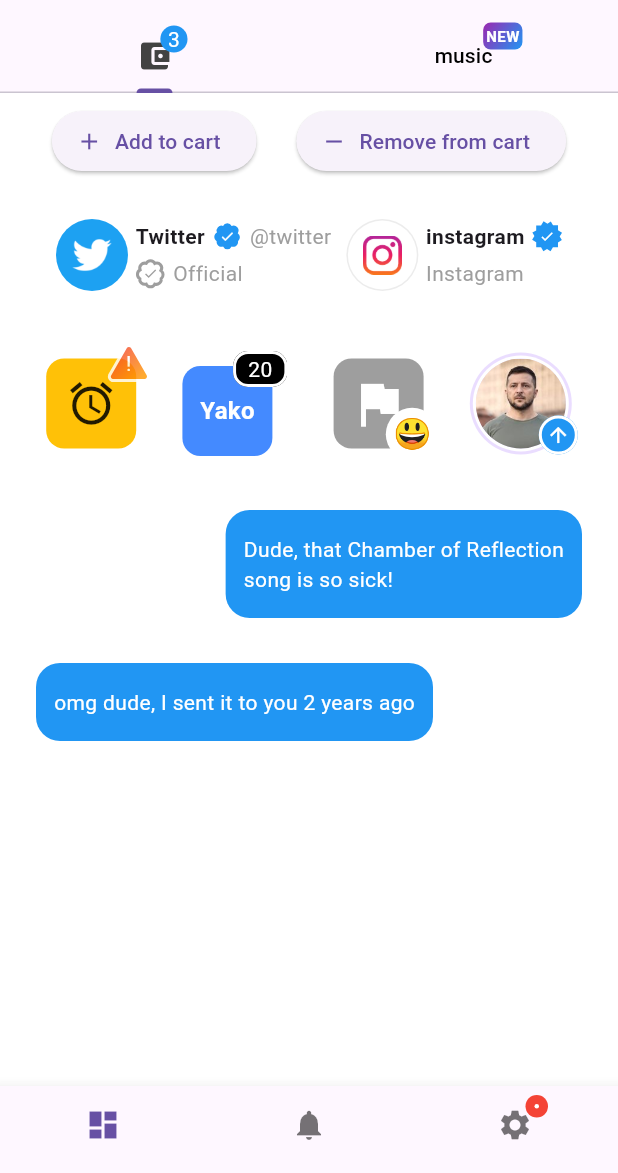
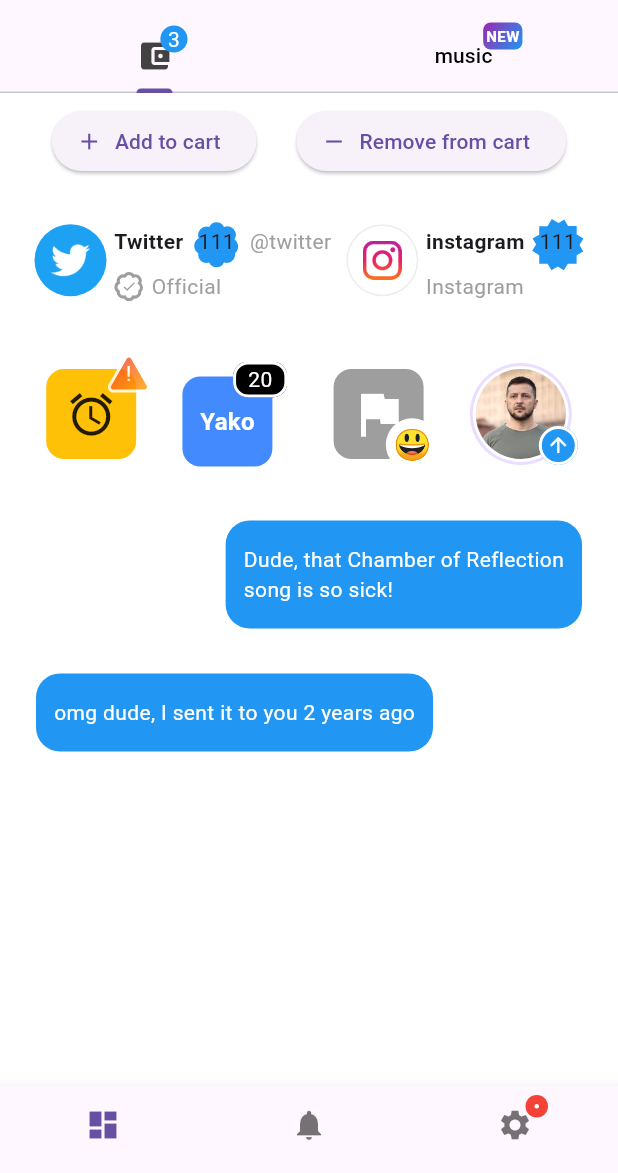
Before and after one commit to yako-dev/flutter_badges, a Flutter app: the screen it shows after launch, after a tap on "Add to cart", on a phone screen of 412 x 824 dp, the part 63-1236 px from its top. Run offline on Flutter 3.47's test engine with Material 2 defaults, Android fonts, the phone set to English and light mode, and no system bars.

Commit message:
Update custom painter for all custom shapes to set fixed-size proportions

```diff
--- a/example/lib/alarm_app.dart
+++ b/example/lib/alarm_app.dart
@@ -37,8 +37,7 @@ class _AlarmAppState extends State<AlarmApp> {
       badgeContent: Container(
           width: 20,
           height: 20,
-          child: Padding(
-            padding: const EdgeInsets.only(left: 8),
+          child: Center(
             child: Text(
               '!',
               style: TextStyle(color: Colors.white),
--- a/example/lib/instagram_verified_account.dart
+++ b/example/lib/instagram_verified_account.dart
@@ -55,11 +55,7 @@ class InstagramVerifiedAccount extends StatelessWidget {
                 SizedBox(width: 5),
                 badges.Badge(
                   badgeAnimation: badges.BadgeAnimation.fade(toAnimate: false),
-                  badgeContent: Icon(
-                    Icons.check,
-                    color: Colors.white,
-                    size: 10,
-                  ),
+                  badgeContent: Text('111'),
                   badgeStyle: badges.BadgeStyle(
                     shape: badges.BadgeShape.instagram,
                     badgeColor: Colors.blue,
--- a/example/lib/twitter_verified_account.dart
+++ b/example/lib/twitter_verified_account.dart
@@ -31,11 +31,7 @@ class TwitterVerifiedAccount extends StatelessWidget {
                 SizedBox(width: 5),
                 badges.Badge(
                   badgeAnimation: badges.BadgeAnimation.fade(toAnimate: false),
-                  badgeContent: Icon(
-                    Icons.check,
-                    color: Colors.white,
-                    size: 10,
-                  ),
+                  badgeContent: Text('111'),
                   badgeStyle: badges.BadgeStyle(
                     shape: badges.BadgeShape.twitter,
                     badgeColor: Colors.blue,
--- a/lib/src/painters/instagram_badge_shape_painter.dart
+++ b/lib/src/painters/instagram_badge_shape_painter.dart
@@ -1,3 +1,5 @@
+import 'dart:math' as math;
+
 import 'package:badges/badges.dart';
 import 'package:badges/src/utils/gradient_utils.dart';
 import 'package:flutter/material.dart';
@@ -21,6 +23,10 @@ class InstagramBadgeShapePainter extends CustomPainter {
     final width = size.width;
     final height = size.height;
 
+    final double maxSize = math.max(width, height);
+
+    canvas.clipRect(Offset.zero & Size(maxSize, maxSize));
+
     Path path = Path();
     Paint paint = Paint();
     Paint paintBorder = Paint();
@@ -28,8 +34,8 @@ class InstagramBadgeShapePainter extends CustomPainter {
     if (badgeGradient != null) {
       paint.shader = GradientUtils.getGradientShader(
         badgeGradient: badgeGradient!,
-        width: width,
-        height: height,
+        width: maxSize,
+        height: maxSize,
       );
     }
     paintBorder
@@ -41,36 +47,36 @@ class InstagramBadgeShapePainter extends CustomPainter {
     if (borderGradient != null) {
       paintBorder.shader = GradientUtils.getGradientShader(
         badgeGradient: borderGradient!,
-        width: width,
-        height: height,
+        width: maxSize,
+        height: maxSize,
       );
     }
 
-    path.moveTo(width * 0.14, height * 0.14);
-    path.lineTo(width * 0.3, height * 0.14);
-    path.lineTo(width * 0.385, 0);
-    path.lineTo(width * 0.515, height * 0.08);
-    path.lineTo(width * 0.627, height * 0.012);
-    path.lineTo(width * 0.7, height * 0.134);
-    path.lineTo(width * 0.867, height * 0.134);
-    path.lineTo(width * 0.867, height * 0.3);
-    path.lineTo(width, height * 0.38);
-    path.lineTo(width * 0.922, height * 0.505);
-    path.lineTo(width * 0.995, height * 0.629);
-    path.lineTo(width * 0.866, height * 0.706);
-    path.lineTo(width * 0.866, height * 0.868);
-    path.lineTo(width * 0.697, height * 0.868);
-    path.lineTo(width * 0.618, height * 0.996);
-    path.lineTo(width * 0.5, height * 0.924);
-    path.lineTo(width * 0.379, height * 0.996);
-    path.lineTo(width * 0.302, height * 0.868);
-    path.lineTo(width * 0.14, height * 0.868);
-    path.lineTo(width * 0.14, height * 0.702);
-    path.lineTo(width * 0.004, height * 0.618);
-    path.lineTo(width * 0.08, height * 0.494);
-    path.lineTo(width * 0.012, height * 0.379);
-    path.lineTo(width * 0.14, height * 0.306);
-    path.lineTo(width * 0.14, height * 0.14);
+    path.moveTo(maxSize * 0.14, maxSize * 0.14);
+    path.lineTo(maxSize * 0.3, maxSize * 0.14);
+    path.lineTo(maxSize * 0.385, 0);
+    path.lineTo(maxSize * 0.515, maxSize * 0.08);
+    path.lineTo(maxSize * 0.627, maxSize * 0.012);
+    path.lineTo(maxSize * 0.7, maxSize * 0.134);
+    path.lineTo(maxSize * 0.867, maxSize * 0.134);
+    path.lineTo(maxSize * 0.867, maxSize * 0.3);
+    path.lineTo(maxSize, maxSize * 0.38);
+    path.lineTo(maxSize * 0.922, maxSize * 0.505);
+    path.lineTo(maxSize * 0.995, maxSize * 0.629);
+    path.lineTo(maxSize * 0.866, maxSize * 0.706);
+    path.lineTo(maxSize * 0.866, maxSize * 0.868);
+    path.lineTo(maxSize * 0.697, maxSize * 0.868);
+    path.lineTo(maxSize * 0.618, maxSize * 0.996);
+    path.lineTo(maxSize * 0.5, maxSize * 0.924);
+    path.lineTo(maxSize * 0.379, maxSize * 0.996);
+    path.lineTo(maxSize * 0.302, maxSize * 0.868);
+    path.lineTo(maxSize * 0.14, maxSize * 0.868);
+    path.lineTo(maxSize * 0.14, maxSize * 0.702);
+    path.lineTo(maxSize * 0.004, maxSize * 0.618);
+    path.lineTo(maxSize * 0.08, maxSize * 0.494);
+    path.lineTo(maxSize * 0.012, maxSize * 0.379);
+    path.lineTo(maxSize * 0.14, maxSize * 0.306);
+    path.lineTo(maxSize * 0.14, maxSize * 0.14);
 
     paint.color = color!;
     canvas.drawPath(path, paint);
--- a/lib/src/painters/triangle_badge_shape_painter.dart
+++ b/lib/src/painters/triangle_badge_shape_painter.dart
@@ -1,3 +1,5 @@
+import 'dart:math' as math;
+
 import 'package:badges/badges.dart';
 import 'package:badges/src/utils/gradient_utils.dart';
 import 'package:flutter/material.dart';
@@ -21,6 +23,10 @@ class TriangleBadgeShapePainter extends CustomPainter {
     final width = size.width;
     final height = size.height;
 
+    final double maxSize = math.max(width, height);
+
+    canvas.clipRect(Offset.zero & Size(maxSize, maxSize));
+
     Path path = Path();
     Paint paint = Paint();
     Paint paintBorder = Paint();
@@ -28,8 +34,8 @@ class TriangleBadgeShapePainter extends CustomPainter {
     if (badgeGradient != null) {
       paint.shader = GradientUtils.getGradientShader(
         badgeGradient: badgeGradient!,
-        width: width,
-        height: height,
+        width: maxSize,
+        height: maxSize,
       );
     }
     paintBorder
@@ -41,21 +47,21 @@ class TriangleBadgeShapePainter extends CustomPainter {
     if (borderGradient != null) {
       paintBorder.shader = GradientUtils.getGradientShader(
         badgeGradient: borderGradient!,
-        width: width,
-        height: height,
+        width: maxSize,
+        height: maxSize,
       );
     }
     path
-      ..moveTo(width * 0.132, height * 0.888)
-      ..arcToPoint(Offset(width * 0.075, height * 0.772),
-          radius: Radius.circular(height * 0.09))
-      ..lineTo(width * 0.428, height * 0.156)
-      ..arcToPoint(Offset(width * 0.582, height * 0.156),
-          radius: Radius.circular(height * 0.09))
-      ..lineTo(width * 0.928, height * 0.756)
-      ..arcToPoint(Offset(width * 0.868, height * 0.888),
-          radius: Radius.circular(height * 0.09))
-      ..lineTo(width * 0.132, height * 0.888);
+      ..moveTo(maxSize * 0.132, maxSize * 0.888)
+      ..arcToPoint(Offset(maxSize * 0.075, maxSize * 0.772),
+          radius: Radius.circular(maxSize * 0.09))
+      ..lineTo(maxSize * 0.428, maxSize * 0.156)
+      ..arcToPoint(Offset(maxSize * 0.582, maxSize * 0.156),
+          radius: Radius.circular(maxSize * 0.09))
+      ..lineTo(maxSize * 0.928, maxSize * 0.756)
+      ..arcToPoint(Offset(maxSize * 0.868, maxSize * 0.888),
+          radius: Radius.circular(maxSize * 0.09))
+      ..lineTo(maxSize * 0.132, maxSize * 0.888);
     path.close();
 
     paint.color = color!;
--- a/lib/src/painters/twitter_badge_shape_painter.dart
+++ b/lib/src/painters/twitter_badge_shape_painter.dart
@@ -1,3 +1,5 @@
+import 'dart:math' as math;
+
 import 'package:badges/src/badge_gradient.dart';
 import 'package:badges/src/utils/gradient_utils.dart';
 import 'package:flutter/material.dart';
@@ -21,6 +23,10 @@ class TwitterBadgeShapePainter extends CustomPainter {
     final width = size.width;
     final height = size.height;
 
+    final double maxSize = math.max(width, height);
+
+    canvas.clipRect(Offset.zero & Size(maxSize, maxSize));
+
     Path path = Path();
     Paint paint = Paint();
     Paint paintBorder = Paint();
@@ -28,8 +34,8 @@ class TwitterBadgeShapePainter extends CustomPainter {
     if (badgeGradient != null) {
       paint.shader = GradientUtils.getGradientShader(
         badgeGradient: badgeGradient!,
-        width: width,
-        height: height,
+        width: maxSize,
+        height: maxSize,
       );
     }
     paintBorder
@@ -41,28 +47,28 @@ class TwitterBadgeShapePainter extends CustomPainter {
     if (borderGradient != null) {
       paintBorder.shader = GradientUtils.getGradientShader(
         badgeGradient: borderGradient!,
-        width: width,
-        height: height,
+        width: maxSize,
+        height: maxSize,
       );
     }
 
-    path.moveTo(width * 0.357, height * 0.156);
-    path.arcToPoint(Offset(width * 0.643, height * 0.156),
-        radius: Radius.circular(height * 0.157));
-    path.arcToPoint(Offset(width * 0.847, height * 0.396),
-        radius: Radius.circular(height * 0.165));
-    path.arcToPoint(Offset(width * 0.857, height * 0.666),
-        radius: Radius.circular(height * 0.170));
-    path.arcToPoint(Offset(width * 0.643, height * 0.844),
-        radius: Radius.circular(height * 0.163));
-    path.arcToPoint(Offset(width * 0.357, height * 0.844),
-        radius: Radius.circular(height * 0.157));
-    path.arcToPoint(Offset(width * 0.145, height * 0.665),
-        radius: Radius.circular(height * 0.163));
-    path.arcToPoint(Offset(width * 0.154, height * 0.372),
-        radius: Radius.circular(height * 0.170));
-    path.arcToPoint(Offset(width * 0.357, height * 0.156),
-        radius: Radius.circular(height * 0.163));
+    path.moveTo(maxSize * 0.357, maxSize * 0.156);
+    path.arcToPoint(Offset(maxSize * 0.643, maxSize * 0.156),
+        radius: Radius.circular(maxSize * 0.157));
+    path.arcToPoint(Offset(maxSize * 0.847, maxSize * 0.396),
+        radius: Radius.circular(maxSize * 0.165));
+    path.arcToPoint(Offset(maxSize * 0.857, maxSize * 0.666),
+        radius: Radius.circular(maxSize * 0.170));
+    path.arcToPoint(Offset(maxSize * 0.643, maxSize * 0.844),
+        radius: Radius.circular(maxSize * 0.163));
+    path.arcToPoint(Offset(maxSize * 0.357, maxSize * 0.844),
+        radius: Radius.circular(maxSize * 0.157));
+    path.arcToPoint(Offset(maxSize * 0.145, maxSize * 0.665),
+        radius: Radius.circular(maxSize * 0.163));
+    path.arcToPoint(Offset(maxSize * 0.154, maxSize * 0.372),
+        radius: Radius.circular(maxSize * 0.170));
+    path.arcToPoint(Offset(maxSize * 0.357, maxSize * 0.156),
+        radius: Radius.circular(maxSize * 0.163));
 
     paint.color = color!;
     canvas.drawPath(path, paint);
```
